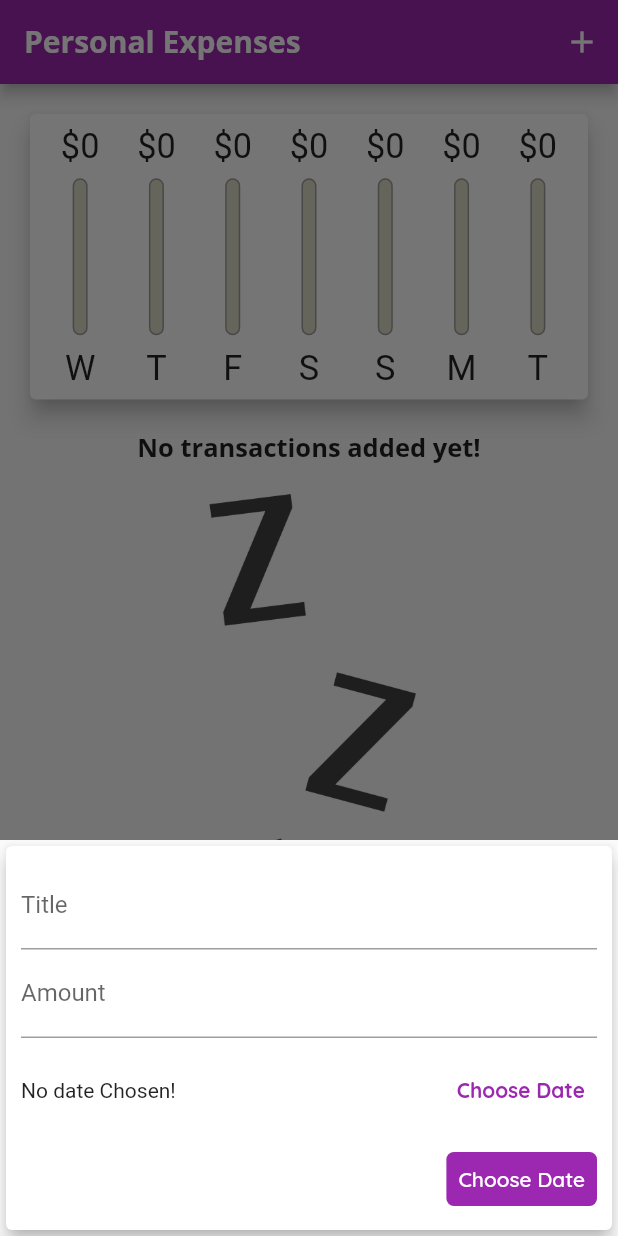
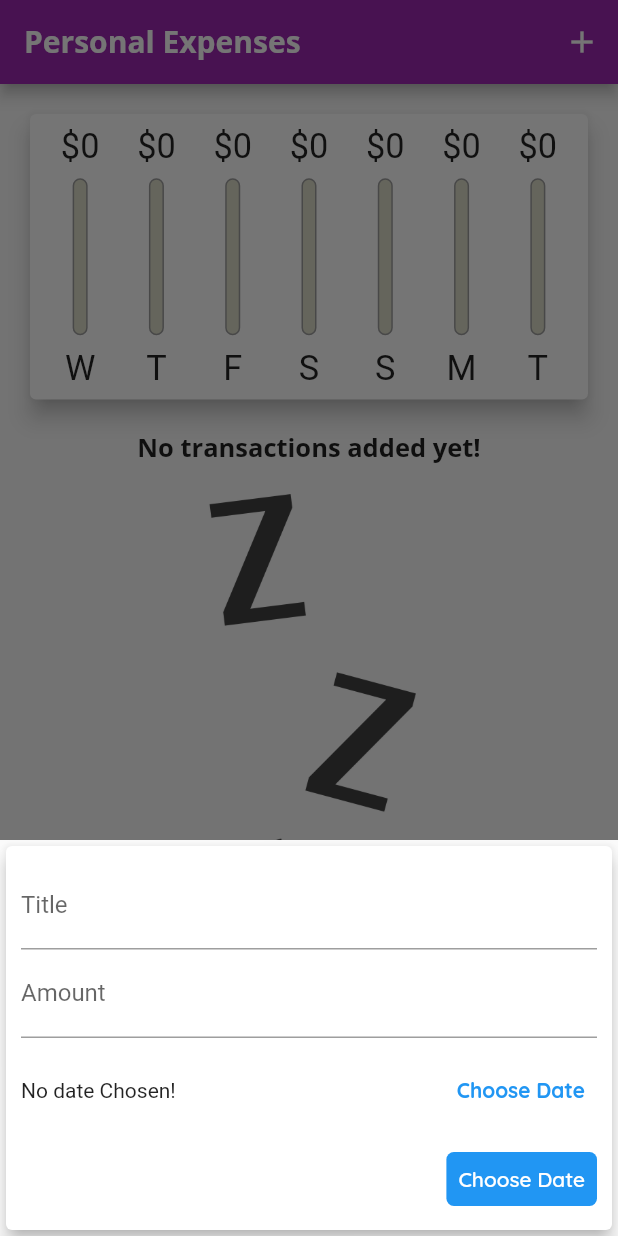
Before and after one commit to TadasPaulauskas/personal_expenses, a Flutter app: the screen it shows after launch, after a tap on the "add" icon, on a phone screen of 412 x 824 dp. Run offline on Flutter 3.47's test engine with Material 2 defaults, Android fonts, the phone set to English and light mode, and no system bars.

Commit message:
Refactor: private methods

```diff
--- a/lib/main.dart
+++ b/lib/main.dart
@@ -13,11 +13,11 @@ void main() {
     DeviceOrientation.portraitUp,
     DeviceOrientation.portraitDown,
   ]);
-  runApp(MyApp());
+  runApp(const MyApp());
 }
 
 class MyApp extends StatelessWidget {
-  MyApp({super.key});
+  const MyApp({super.key});
 
   @override
   Widget build(BuildContext context) {
@@ -26,9 +26,6 @@ class MyApp extends StatelessWidget {
     return MaterialApp(
       title: 'Personal Expenses',
       theme: ThemeData(
-        primarySwatch: Colors.purple,
-        accentColor: Colors.amber,
-        errorColor: Colors.red,
         fontFamily: 'Quicksand',
         textTheme: ThemeData.light().textTheme.copyWith(
               headline6: const TextStyle(
@@ -47,6 +44,9 @@ class MyApp extends StatelessWidget {
             fontWeight: FontWeight.bold,
           ),
         ),
+        colorScheme: ColorScheme.fromSwatch(primarySwatch: Colors.purple)
+            .copyWith(error: Colors.red)
+            .copyWith(secondary: Colors.amber),
       ),
       home: const MyHomePage(),
     );
@@ -119,12 +119,61 @@ class _MyHomePageState extends State<MyHomePage> {
     });
   }
 
-  @override
-  Widget build(BuildContext context) {
-    final mediaQuery = MediaQuery.of(context);
-    final isLandscape = mediaQuery.orientation == Orientation.landscape;
+  List<Widget> _buildLandscapeContent(
+    MediaQueryData mediaQuery,
+    AppBar appBar,
+    txListWidget,
+  ) {
+    return [
+      Row(
+        mainAxisAlignment: MainAxisAlignment.center,
+        children: [
+          Text(
+            'Show Chart',
+            style: Theme.of(context).textTheme.titleLarge,
+          ),
+          Switch.adaptive(
+            activeColor: Theme.of(context).primaryColor,
+            value: _showChart,
+            onChanged: (value) {
+              setState(() {
+                _showChart = value;
+              });
+            },
+          ),
+        ],
+      ),
+      _showChart
+          ? Container(
+              height: (mediaQuery.size.height -
+                      appBar.preferredSize.height -
+                      mediaQuery.padding.top) *
+                  0.3,
+              child: Chart(recentTransactions: _recentTransactions),
+            )
+          : txListWidget,
+    ];
+  }
 
-    final dynamic appBar = Platform.isIOS
+  List<Widget> _buildPortraitContent(
+    MediaQueryData mediaQuery,
+    AppBar appBar,
+    txListWidget,
+  ) {
+    return [
+      Container(
+        height: (mediaQuery.size.height -
+                appBar.preferredSize.height -
+                mediaQuery.padding.top) *
+            0.3,
+        child: Chart(recentTransactions: _recentTransactions),
+      ),
+      txListWidget,
+    ];
+  }
+
+  Widget _buildAppBar() {
+    return Platform.isIOS
         ? CupertinoNavigationBar(
             middle: const Text(
               'Personal Expenses',
@@ -150,6 +199,14 @@ class _MyHomePageState extends State<MyHomePage> {
               ),
             ],
           );
+  }
+
+  @override
+  Widget build(BuildContext context) {
+    final mediaQuery = MediaQuery.of(context);
+    final isLandscape = mediaQuery.orientation == Orientation.landscape;
+
+    final dynamic appBar = _buildAppBar();
 
     final txListWidget = Container(
       height: (mediaQuery.size.height -
@@ -169,43 +226,17 @@ class _MyHomePageState extends State<MyHomePage> {
           crossAxisAlignment: CrossAxisAlignment.stretch,
           children: [
             if (isLandscape)
-              Row(
-                mainAxisAlignment: MainAxisAlignment.center,
-                children: [
-                  Text(
-                    'Show Chart',
-                    style: Theme.of(context).textTheme.headline6,
-                  ),
-                  Switch.adaptive(
-                    activeColor: Theme.of(context).primaryColor,
-                    value: _showChart,
-                    onChanged: (value) {
-                      setState(() {
-                        _showChart = value;
-                      });
-                    },
-                  ),
-                ],
+              ..._buildLandscapeContent(
+                mediaQuery,
+                appBar,
+                txListWidget,
               ),
             if (!isLandscape)
-              Container(
-                height: (mediaQuery.size.height -
-                        appBar.preferredSize.height -
-                        mediaQuery.padding.top) *
-                    0.3,
-                child: Chart(recentTransactions: _recentTransactions),
+              ..._buildPortraitContent(
+                mediaQuery,
+                appBar,
+                txListWidget,
               ),
-            if (!isLandscape) txListWidget,
-            if (isLandscape)
-              _showChart
-                  ? Container(
-                      height: (mediaQuery.size.height -
-                              appBar.preferredSize.height -
-                              mediaQuery.padding.top) *
-                          0.3,
-                      child: Chart(recentTransactions: _recentTransactions),
-                    )
-                  : txListWidget
           ],
         ),
       ),
--- a/lib/widgets/chart.dart
+++ b/lib/widgets/chart.dart
@@ -6,7 +6,10 @@ import '../models/transaction.dart';
 class Chart extends StatelessWidget {
   final List<Transaction> recentTransactions;
 
-  const Chart({super.key, required this.recentTransactions});
+  const Chart({
+    super.key,
+    required this.recentTransactions,
+  });
 
   List<Map<String, Object>> get groupTransactionsValues {
     return List.generate(7, (index) {
@@ -37,6 +40,7 @@ class Chart extends StatelessWidget {
 
   @override
   Widget build(BuildContext context) {
+    print('build() Chart');
     return SizedBox(
       child: Card(
         elevation: 6,
--- a/lib/widgets/chart_bar.dart
+++ b/lib/widgets/chart_bar.dart
@@ -14,6 +14,7 @@ class ChartBar extends StatelessWidget {
 
   @override
   Widget build(BuildContext context) {
+    print('Object() ChartBar');
     return LayoutBuilder(builder: (ctx, constraints) {
       return Column(
         children: [
--- a/lib/widgets/new_transaction.dart
+++ b/lib/widgets/new_transaction.dart
@@ -5,7 +5,7 @@ import './adaptive_button.dart';
 class NewTransaction extends StatefulWidget {
   final Function addTx;
 
-  NewTransaction({super.key, required this.addTx});
+  const NewTransaction({super.key, required this.addTx});
 
   @override
   State<NewTransaction> createState() => _NewTransactionState();
```
Also changed, not shown: lib/widgets/transaction_item.dart (added, +63 -0 lines), lib/widgets/transaction_list.dart (+6 -93 lines), pubspec.lock.
